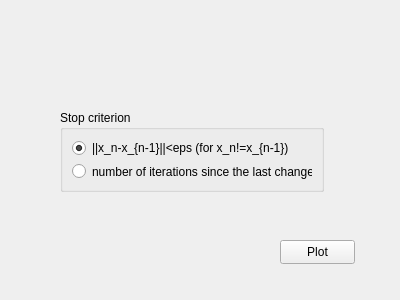
Above: Opt_graph1/Opt_graph1/random_crit.ui from AjnabekovZakhar/Opt_graph before the change. Below: the same form after it.
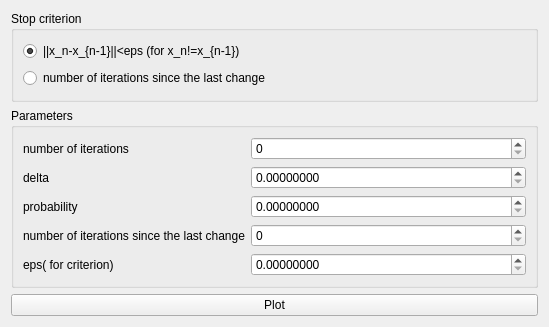
That is the form after the change.

```diff
--- a/Opt_graph1/Opt_graph1/random_crit.ui
+++ b/Opt_graph1/Opt_graph1/random_crit.ui
@@ -6,22 +6,16 @@
    <rect>
     <x>0</x>
     <y>0</y>
-    <width>400</width>
-    <height>300</height>
+    <width>549</width>
+    <height>327</height>
    </rect>
   </property>
   <property name="windowTitle">
    <string>Random search</string>
   </property>
+  <layout class="QVBoxLayout" name="verticalLayout_2">
+   <item>
   <widget class="QGroupBox" name="groupBox">
-   <property name="geometry">
-    <rect>
-     <x>60</x>
-     <y>110</y>
-     <width>264</width>
-     <height>82</height>
-    </rect>
-   </property>
    <property name="title">
     <string>Stop criterion</string>
    </property>
@@ -45,19 +39,86 @@
     </item>
    </layout>
   </widget>
+   </item>
+   <item>
+    <widget class="QGroupBox" name="groupBox_2">
+     <property name="title">
+      <string>Parameters</string>
+     </property>
+     <layout class="QFormLayout" name="formLayout">
+      <item row="0" column="0">
+       <widget class="QLabel" name="label">
+        <property name="text">
+         <string>number of iterations</string>
+        </property>
+       </widget>
+      </item>
+      <item row="0" column="1">
+       <widget class="QSpinBox" name="n"/>
+      </item>
+      <item row="1" column="0">
+       <widget class="QLabel" name="label_2">
+        <property name="text">
+         <string>delta</string>
+        </property>
+       </widget>
+      </item>
+      <item row="1" column="1">
+       <widget class="QDoubleSpinBox" name="delta">
+        <property name="decimals">
+         <number>8</number>
+        </property>
+       </widget>
+      </item>
+      <item row="2" column="0">
+       <widget class="QLabel" name="label_3">
+        <property name="text">
+         <string>probability</string>
+        </property>
+       </widget>
+      </item>
+      <item row="2" column="1">
+       <widget class="QDoubleSpinBox" name="p">
+        <property name="decimals">
+         <number>8</number>
+        </property>
+       </widget>
+      </item>
+      <item row="3" column="1">
+       <widget class="QSpinBox" name="m"/>
+      </item>
+      <item row="3" column="0">
+       <widget class="QLabel" name="label_4">
+        <property name="text">
+         <string>number of iterations since the last change</string>
+        </property>
+       </widget>
+      </item>
+      <item row="4" column="0">
+       <widget class="QLabel" name="label_5">
+        <property name="text">
+         <string>eps( for criterion)</string>
+        </property>
+       </widget>
+      </item>
+      <item row="4" column="1">
+       <widget class="QDoubleSpinBox" name="eps">
+        <property name="decimals">
+         <number>8</number>
+        </property>
+       </widget>
+      </item>
+     </layout>
+    </widget>
+   </item>
+   <item>
   <widget class="QPushButton" name="plot_button">
-   <property name="geometry">
-    <rect>
-     <x>280</x>
-     <y>240</y>
-     <width>75</width>
-     <height>24</height>
-    </rect>
-   </property>
    <property name="text">
     <string>Plot</string>
    </property>
   </widget>
+   </item>
+  </layout>
  </widget>
  <resources/>
  <connections/>
```
Lines whose indentation alone changed are shown as unchanged.
